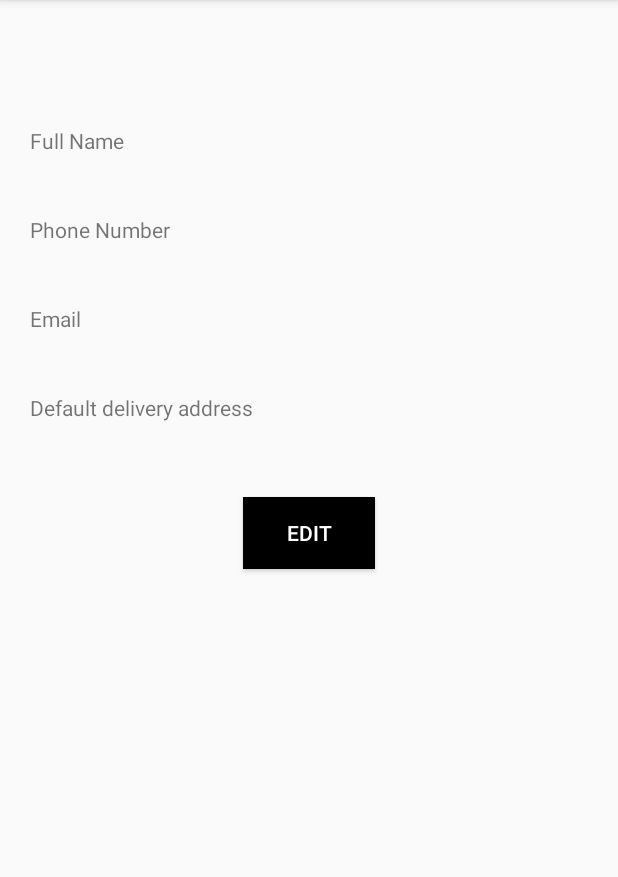
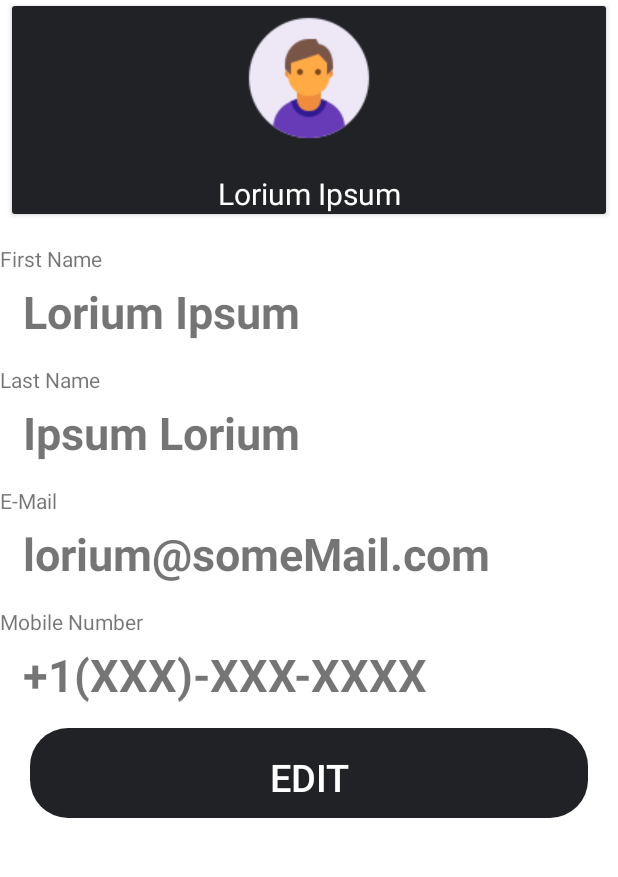
Before and after one commit to prasanthreddythumma/Eli-T-Shirts, an Android app: the fragment MyProfileFragment placed in its activity, on a phone screen of 412 x 824 dp, the part 84-961 px from its top. Run offline under Robolectric (Android 15) with nearby library versions, the phone set to English and light mode, and no system bars.

Commit message:
updated profile page front end

```diff
--- a/app/src/main/res/layout/fragment_my_profile.xml
+++ b/app/src/main/res/layout/fragment_my_profile.xml
@@ -5,10 +5,134 @@
     android:layout_width="match_parent"
     android:layout_height="match_parent"
     android:orientation="vertical"
+    android:background="@color/gen_white"
     android:layout_marginTop="?attr/actionBarSize"
     tools:context=".MyProfileFragment">
 
-    <ImageView
+    <androidx.cardview.widget.CardView
+        android:id="@+id/cardview"
+        android:layout_width="match_parent"
+        android:layout_height="wrap_content"
+        android:layout_marginLeft="8.0dp"
+        android:layout_marginTop="4.0dp"
+        android:layout_marginRight="8.0dp"
+        android:layout_marginBottom="10.0dp"
+        app:cardCornerRadius="2dp">
+
+        <LinearLayout
+            android:id="@+id/layout_item"
+            android:layout_width="match_parent"
+            android:layout_height="wrap_content"
+            android:background="@color/colorPrimary"
+            android:orientation="vertical">
+
+            <ImageView
+                android:id="@+id/image1"
+                android:layout_gravity="center"
+                android:layout_width="wrap_content"
+                android:layout_height="wrap_content"
+                android:src="@drawable/profile" />
+
+            <TextView
+                android:layout_width="match_parent"
+                android:layout_height="wrap_content"
+                android:textColor="@color/gen_white"
+                android:gravity="center"
+                android:textSize="20sp"
+                android:text="Lorium Ipsum"
+                android:layout_marginTop="15dp"/>
+
+        </LinearLayout>
+
+
+    </androidx.cardview.widget.CardView>
+
+    <TextView
+        android:layout_width="match_parent"
+        android:layout_height="wrap_content"
+        android:text="First Name"
+        android:layout_marginTop="10dp"/>
+
+    <TextView
+        android:layout_width="match_parent"
+        android:layout_height="wrap_content"
+        android:layout_marginTop="5dp"
+        android:layout_marginLeft="15dp"
+        android:layout_marginRight="15dp"
+        android:layout_marginBottom="5dp"
+        android:text="Lorium Ipsum"
+        android:textSize="30dp"
+        android:textStyle="bold" />
+
+    <TextView
+        android:layout_width="match_parent"
+        android:layout_height="wrap_content"
+        android:text="Last Name"
+        android:layout_marginTop="10dp"/>
+
+    <TextView
+        android:layout_width="match_parent"
+        android:layout_height="wrap_content"
+        android:layout_marginTop="5dp"
+        android:layout_marginLeft="15dp"
+        android:layout_marginRight="15dp"
+        android:layout_marginBottom="5dp"
+        android:text="Ipsum Lorium"
+        android:textSize="30dp"
+        android:textStyle="bold" />
+
+    <TextView
+        android:layout_width="match_parent"
+        android:layout_height="wrap_content"
+        android:text="E-Mail"
+        android:layout_marginTop="10dp"/>
+
+    <TextView
+        android:layout_width="match_parent"
+        android:layout_height="wrap_content"
+        android:layout_marginTop="5dp"
+        android:layout_marginLeft="15dp"
+        android:layout_marginRight="15dp"
+        android:layout_marginBottom="5dp"
+        android:text="lorium@someMail.com"
+        android:textSize="30dp"
+        android:textStyle="bold" />
+
+    <TextView
+        android:layout_width="match_parent"
+        android:layout_height="wrap_content"
+        android:text="Mobile Number"
+        android:layout_marginTop="10dp"/>
+
+    <TextView
+        android:layout_width="match_parent"
+        android:layout_height="wrap_content"
+        android:layout_marginTop="5dp"
+        android:layout_marginLeft="15dp"
+        android:layout_marginRight="15dp"
+        android:layout_marginBottom="5dp"
+        android:text="+1(XXX)-XXX-XXXX"
+        android:textSize="30dp"
+        android:textStyle="bold" />
+
+    <Button
+        android:id="@+id/btnLogin"
+        android:layout_width="match_parent"
+        android:layout_height="wrap_content"
+        android:background="@drawable/button_style"
+        android:layout_marginTop="10dp"
+        android:layout_marginLeft="20dp"
+        android:layout_marginRight="20dp"
+        android:paddingTop="15dp"
+        android:paddingBottom="10dp"
+        android:textSize="25sp"
+        android:text="Edit"
+        android:textColor="@color/gen_white" />
+
+</LinearLayout>
+
+<!--
+ <ImageView
         android:id="@+id/imageView4"
         android:layout_width="wrap_content"
         android:layout_height="wrap_content"
@@ -58,4 +182,4 @@
         android:text="Edit" />
 
 
-</LinearLayout>
+-->
```
